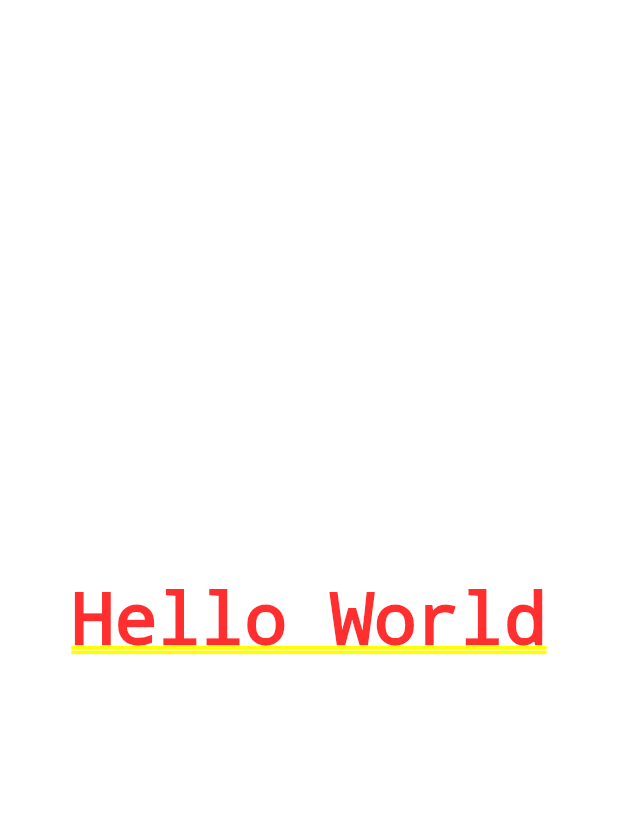
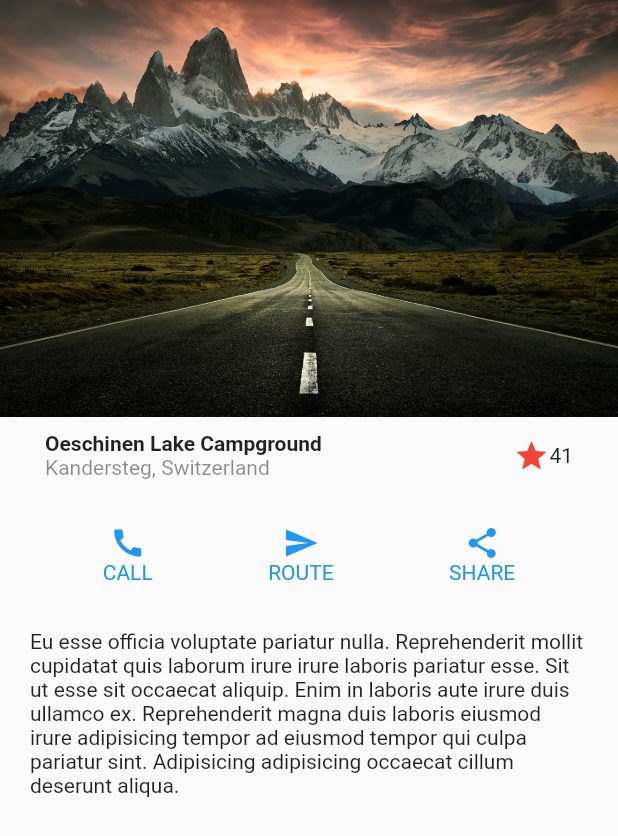
Before and after one commit to MezaGabriel/Portfolio-Flutter, a Flutter app: the screen it shows after launch, on a phone screen of 412 x 824 dp. Shown: the top 836 px of the screen. Run offline on Flutter 3.47's test engine with Material 2 defaults, Android fonts, the light colour scheme and no system bars.

Commit message:
Flutter Designs

```diff
--- a/lib/main.dart
+++ b/lib/main.dart
@@ -1,3 +1,4 @@
+import 'package:designs/screens/basic_design.dart';
 import 'package:flutter/material.dart';
 
 void main() => runApp(const MyApp());
@@ -10,9 +11,8 @@ class MyApp extends StatelessWidget {
     return MaterialApp(
       debugShowCheckedModeBanner: false,
       title: 'Material App',
-      home: Center(
-        child: Text('Hello World'),
-      ),
+      initialRoute: 'basic_design',
+      routes: {'basic_design': (_) => BasicDesignScreen()},
     );
   }
 }
--- /dev/null
+++ b/lib/screens/basic_design.dart
@@ -0,0 +1,99 @@
+import 'package:flutter/material.dart';
+
+class BasicDesignScreen extends StatelessWidget {
+  @override
+  Widget build(BuildContext context) {
+    return Scaffold(
+      body: Column(
+        children: [
+          // Image
+          Image(image: AssetImage('assets/landscape.jpg')),
+
+          // Tittle
+          Title(),
+
+          // Button Section
+          ButtonSection(),
+
+          // Description
+          Container(
+            margin: EdgeInsets.symmetric(horizontal: 20, vertical: 10),
+            child: Text(
+                'Eu esse officia voluptate pariatur nulla. Reprehenderit mollit cupidatat quis laborum irure irure laboris pariatur esse. Sit ut esse sit occaecat aliquip. Enim in laboris aute irure duis ullamco ex. Reprehenderit magna duis laboris eiusmod irure adipisicing tempor ad eiusmod tempor qui culpa pariatur sint. Adipisicing adipisicing occaecat cillum deserunt aliqua.'),
+          )
+        ],
+      ),
+    );
+  }
+}
+
+class Title extends StatelessWidget {
+  const Title({
+    super.key,
+  });
+
+  @override
+  Widget build(BuildContext context) {
+    return Container(
+      margin: EdgeInsets.symmetric(horizontal: 30, vertical: 10),
+      child: Row(
+        children: [
+          Column(
+            crossAxisAlignment: CrossAxisAlignment.start,
+            children: [
+              Text('Oeschinen Lake Campground',
+                  style: TextStyle(fontWeight: FontWeight.bold)),
+              Text('Kandersteg, Switzerland',
+                  style: TextStyle(color: Colors.black45)),
+            ],
+          ),
+          Expanded(child: Container()),
+          Icon(Icons.star, color: Colors.red),
+          Text('41'),
+        ],
+      ),
+    );
+  }
+}
+
+class ButtonSection extends StatelessWidget {
+  const ButtonSection({
+    super.key,
+  });
+
+  @override
+  Widget build(BuildContext context) {
+    return Container(
+      margin: EdgeInsets.symmetric(horizontal: 30, vertical: 20),
+      child: Row(
+        mainAxisAlignment: MainAxisAlignment.spaceAround,
+        children: [
+          CustomButton(icon: Icons.call, text: 'CALL'),
+          CustomButton(icon: Icons.send, text: 'ROUTE'),
+          CustomButton(icon: Icons.share, text: 'SHARE'),
+        ],
+      ),
+    );
+  }
+}
+
+class CustomButton extends StatelessWidget {
+  final IconData icon;
+  final String text;
+
+  const CustomButton({
+    super.key,
+    required this.icon,
+    required this.text,
+  });
+
+  @override
+  Widget build(BuildContext context) {
+    return Column(
+      children: [
+        Icon(this.icon, color: Colors.blue),
+        Text(this.text, style: TextStyle(color: Colors.blue)),
+      ],
+    );
+  }
+}
--- a/pubspec.yaml
+++ b/pubspec.yaml
@@ -59,8 +59,8 @@ flutter:
   uses-material-design: true
 
   # To add assets to your application, add an assets section, like this:
-  # assets:
-  #   - images/a_dot_burr.jpeg
+  assets:
+    - assets/
   #   - images/a_dot_ham.jpeg
 
   # An image asset can refer to one or more resolution-specific "variants", see
```
Also changed, not shown: assets/landscape.jpg (added).
